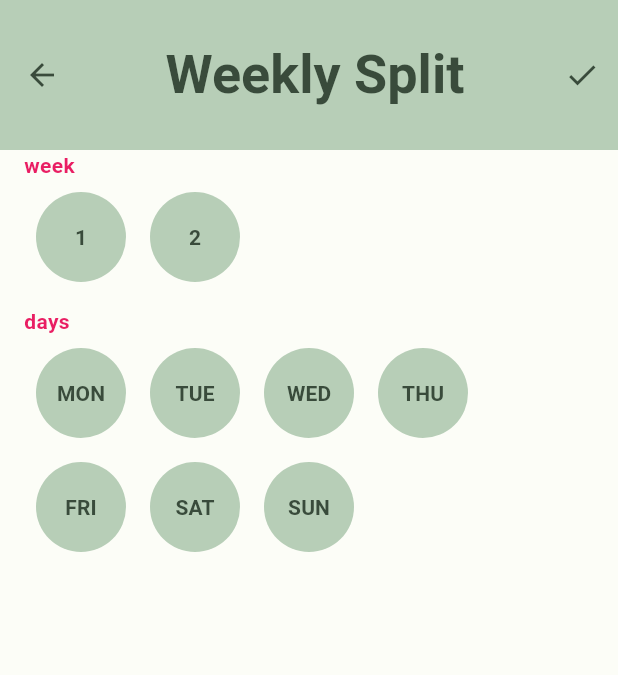
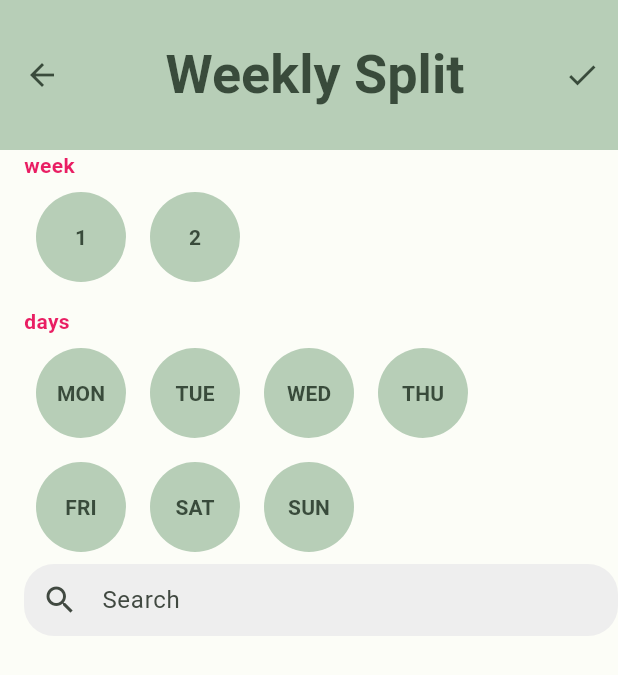
Before and after one commit to YannickSchall/BuddyBuilder, a Flutter app: the screen it shows after launch, on a phone screen of 412 x 824 dp. Shown: the top 675 px of the screen. Run offline on Flutter 3.47's test engine with Material 2 defaults, Android fonts, the phone set to English and light mode, and no system bars; our stand-ins replace flutter_riverpod, freezed_annotation.

Commit message:
nmodifie mvc

```diff
--- /dev/null
+++ b/buddybuilder/lib/components/searchbar.dart
@@ -0,0 +1,32 @@
+import 'package:buddybuilder/components/pillbutton.dart';
+import 'package:flutter/material.dart';
+
+class MySearchBar extends StatelessWidget {
+  final ValueChanged<String>? onChanged;
+
+  const MySearchBar({Key? key, this.onChanged}) : super(key: key);
+
+  @override
+  Widget build(BuildContext context) {
+    return Column(
+      children: [
+        Container(
+          decoration: BoxDecoration(
+            color: Colors.grey[200],
+            borderRadius: BorderRadius.circular(20.0),
+          ),
+          child: TextField(
+            onChanged: onChanged,
+            decoration: InputDecoration(
+              prefixIcon: Icon(Icons.search),
+              hintText: 'Search',
+              border: InputBorder.none,
+              contentPadding: EdgeInsets.symmetric(vertical: 12.0),
+            ),
+          ),
+        ),
+        // Add a conditional statement here to display search results
+      ],
+    );
+  }
+}
--- a/buddybuilder/lib/pages/splits/weekly/weekly_controller.dart
+++ b/buddybuilder/lib/pages/splits/weekly/weekly_controller.dart
@@ -4,5 +4,16 @@ import 'package:buddybuilder/pages/splits/weekly/weekly_view.dart';
 class WeeklyControllerImplementation extends WeeklyController {
   WeeklyControllerImplementation({
     WeeklyModel? model,
-  }) : super(model ?? const WeeklyModel());
+  }) : super(model ?? const WeeklyModel(splits: ["split"]));
+
+  @override
+  bool findMatch(String input) {
+    // Perform search logic to find a match based on input and the text of pill buttons
+
+    // Perform search logic to find a match based on input and the text of pill buttons
+    final match = state.splits
+        .firstWhere((element) => element == input, orElse: () => null);
+    print(input);
+    return match != null;
+  }
 }
--- a/buddybuilder/lib/pages/splits/weekly/weekly_model.dart
+++ b/buddybuilder/lib/pages/splits/weekly/weekly_model.dart
@@ -6,5 +6,7 @@ part 'weekly_model.freezed.dart';
 
 @freezed
 class WeeklyModel with _$WeeklyModel {
-  const factory WeeklyModel() = _WeeklyModel;
+  const factory WeeklyModel({
+    required List splits,
+  }) = _WeeklyModel;
 }
--- a/buddybuilder/lib/pages/splits/weekly/weekly_view.dart
+++ b/buddybuilder/lib/pages/splits/weekly/weekly_view.dart
@@ -1,3 +1,4 @@
+import 'package:buddybuilder/components/pillbutton.dart';
 import 'package:buddybuilder/components/weekselector.dart';
 import 'package:flutter/material.dart';
 import 'package:flutter_riverpod/flutter_riverpod.dart';
@@ -8,6 +9,7 @@ import 'package:buddybuilder/material_theme/color_schemes.g.dart';
 import 'package:buddybuilder/components/circle.dart';
 import 'package:buddybuilder/components/weekdayselector.dart';
 import 'package:buddybuilder/components/weekselector.dart';
+import 'package:buddybuilder/components/searchbar.dart';
 
 class WeeklyView extends ConsumerWidget {
   const WeeklyView({
@@ -22,6 +24,8 @@ class WeeklyView extends ConsumerWidget {
     DateTime _selectedDay =
         DateTime.now(); // Add this line to declare _selectedDay
     DateTime _2ndselectedDay = DateTime.now();
+    var x;
+    var y;
 
     return Scaffold(
       appBar: GymAppBar(
@@ -40,7 +44,7 @@ class WeeklyView extends ConsumerWidget {
               crossAxisAlignment:
                   CrossAxisAlignment.start, // Align text to left
               children: [
-                Align(
+                const Align(
                   alignment: Alignment.centerLeft,
                   child: Text(
                     'week',
@@ -50,8 +54,8 @@ class WeeklyView extends ConsumerWidget {
                     ),
                   ),
                 ),
-                WeekSelector(),
-                Align(
+                const WeekSelector(),
+                const Align(
                   alignment: Alignment.centerLeft,
                   child: Padding(
                     padding: const EdgeInsets.only(top: 8.0),
@@ -64,8 +68,15 @@ class WeeklyView extends ConsumerWidget {
                     ),
                   ),
                 ),
-                WeekDaySelector(),
-                // Add any other widgets you want to display
+                const WeekDaySelector(),
+                MySearchBar(
+                  onChanged: (query) {
+                    x = controller.findMatch(query);
+                    y = query;
+                  },
+                ),
+                // ignore: avoid_print
+                if (x == true) PillButtonWidget(onPressed: () {}, text: 'split')
               ],
             ),
           ),
@@ -79,4 +90,5 @@ class WeeklyView extends ConsumerWidget {
 
 abstract class WeeklyController extends StateNotifier<WeeklyModel> {
   WeeklyController(WeeklyModel state) : super(state);
+  bool findMatch(String input);
 }
```
Also changed, not shown: buddybuilder/lib/pages/splits/weekly/weekly_model.freezed.dart.
